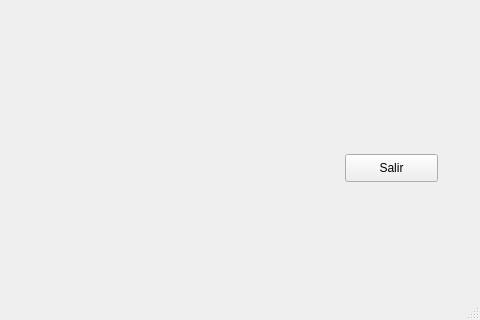
First picture: the form in Restaurante/mainwindow.ui, repository kpzaolod6000/HELLOWORLD, before the edit; both pictures show x 785 to 1265 and y 426 to 746 of the 1265 by 746 pixel window.
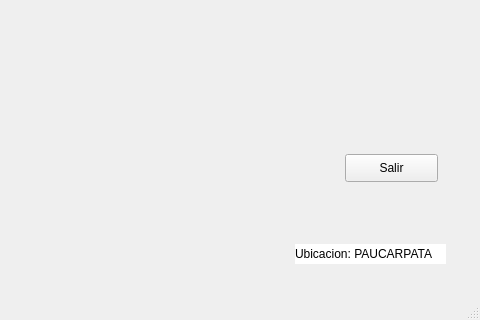
Second picture: the form after the edit. Icons and pictures are not drawn.

```diff
--- a/Restaurante/mainwindow.ui
+++ b/Restaurante/mainwindow.ui
@@ -91,6 +91,22 @@
      <string>CONECTAR:</string>
     </property>
    </widget>
+   <widget class="QLabel" name="label_3">
+    <property name="geometry">
+     <rect>
+      <x>1080</x>
+      <y>670</y>
+      <width>151</width>
+      <height>20</height>
+     </rect>
+    </property>
+    <property name="styleSheet">
+     <string notr="true">background: rgb(255, 255, 255);</string>
+    </property>
+    <property name="text">
+     <string>Ubicacion: PAUCARPATA</string>
+    </property>
+   </widget>
   </widget>
   <widget class="QMenuBar" name="menubar">
    <property name="geometry">
```
